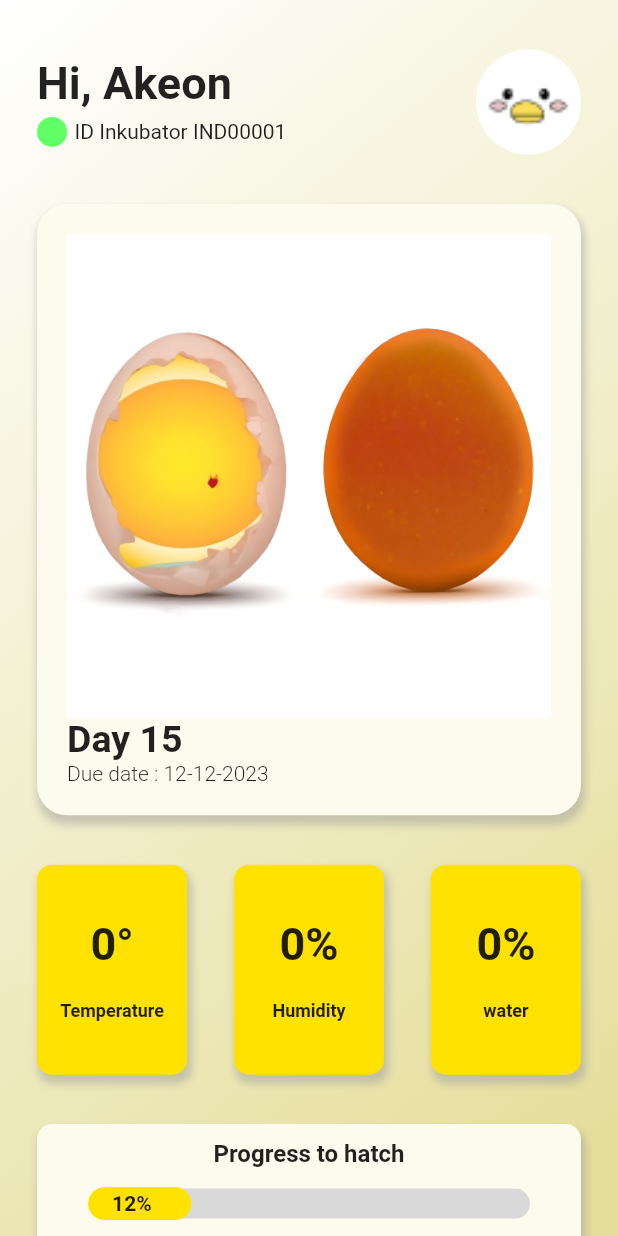
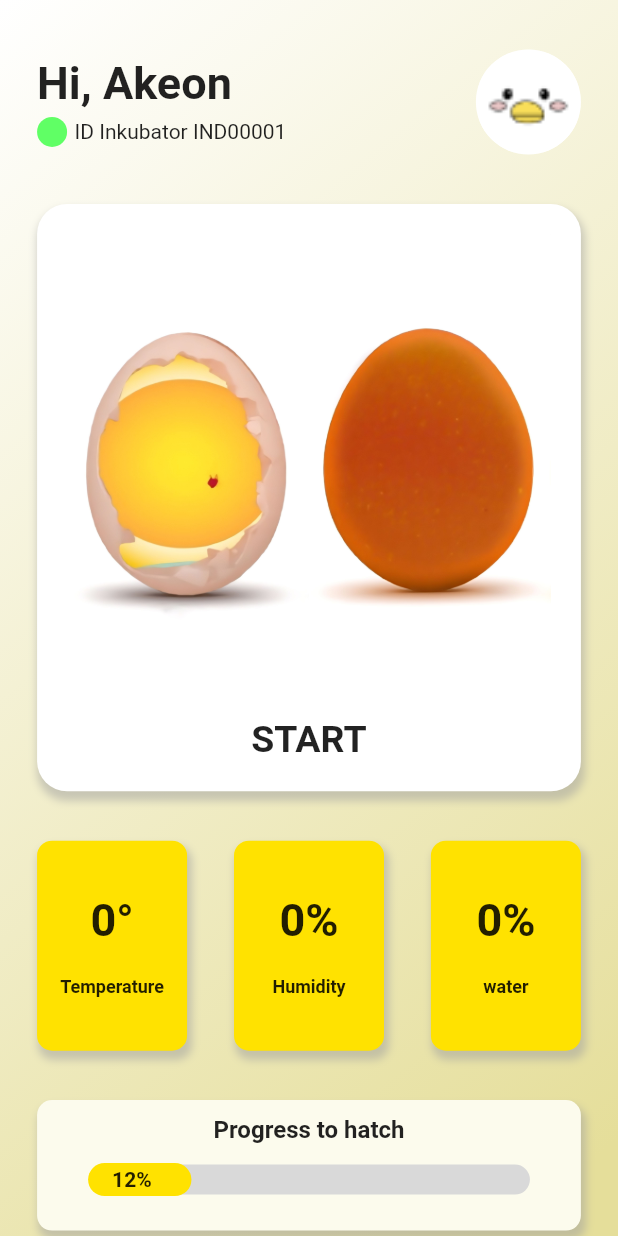
Before and after one commit to Akhdanre/Tetas.in, a Flutter app: the HomeScreen screen opened directly, on a phone screen of 412 x 824 dp. Run offline on Flutter 3.47's test engine with Material 2 defaults, Android fonts, the phone set to English and light mode, and no system bars; our stand-ins replace bloc, flutter_bloc, shared_preferences; accounts and stored records are empty; generated files the repository leaves out were written again; network calls fail.

Commit message:
adjust home view

```diff
--- a/lib/src/presentation/pages/home_screen.dart
+++ b/lib/src/presentation/pages/home_screen.dart
@@ -21,6 +21,7 @@ class _HomeScreenState extends State<HomeScreen> {
   int temp = 38;
   int humd = 38;
   int water = 38;
+  bool isFirst = true;
 
   @override
   Widget build(BuildContext context) {
@@ -93,21 +94,41 @@ class _HomeScreenState extends State<HomeScreen> {
                             offset: const Offset(1.5, 5),
                           )
                         ],
-                        color: baseColorBg,
+                        // color: baseColorBg,
+                        color: Colors.white,
                         borderRadius: BorderRadius.circular(20)),
-                    child: Padding(
+                    child: isFirst
+                        ? Padding(
+                            padding: const EdgeInsets.symmetric(
+                                horizontal: 20, vertical: 20),
+                            child: Column(
+                              crossAxisAlignment: CrossAxisAlignment.center,
+                              children: [
+                                Align(child: Image.asset("Assets/Telur/1.jpg")),
+                                const Text("START",
+                                    style: TextStyle(
+                                        fontSize: 25,
+                                        fontWeight: FontWeight.bold))
+                              ],
+                            ),
+                          )
+                        : Padding(
                             padding: const EdgeInsets.symmetric(
                                 horizontal: 20, vertical: 20),
                             child: Column(
                               crossAxisAlignment: CrossAxisAlignment.start,
                               children: [
-                          Align(child: Image.asset("Assets/Telur/1.jpg")),
+                                Align(
+                                    child:
+                                        Image.asset("Assets/Telur/$day.jpg")),
                                 Text("Day $day",
                                     style: const TextStyle(
-                                  fontSize: 25, fontWeight: FontWeight.bold)),
+                                        fontSize: 25,
+                                        fontWeight: FontWeight.bold)),
                                 Text(
                                   "Due date : $dueDate",
-                            style: const TextStyle(fontWeight: FontWeight.w300),
+                                  style: const TextStyle(
+                                      fontWeight: FontWeight.w300),
                                 )
                               ],
                             ),
```
Lines whose indentation alone changed are shown as unchanged.
